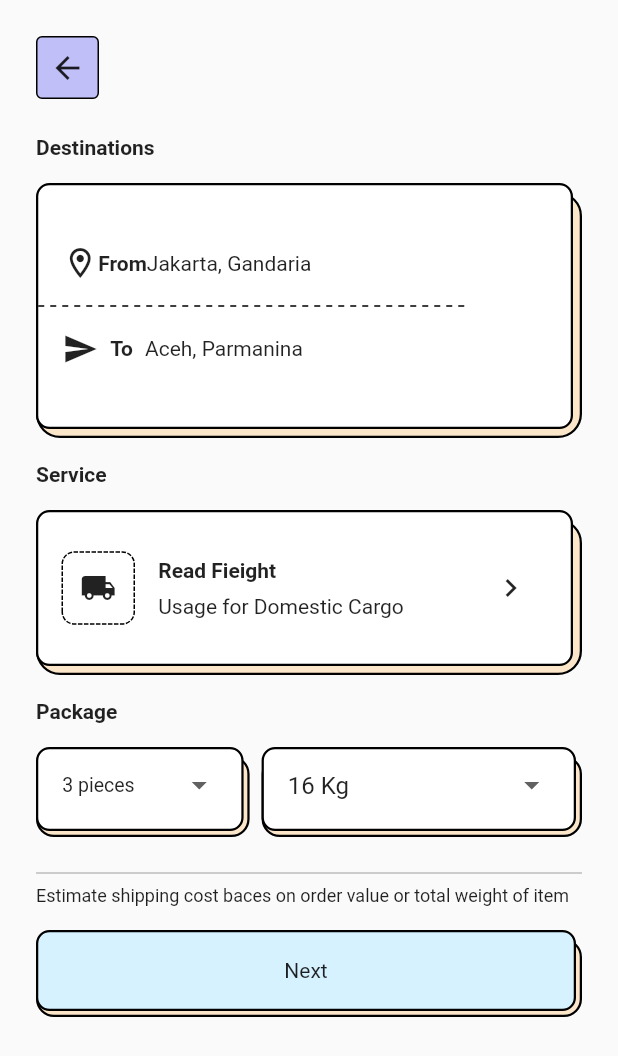
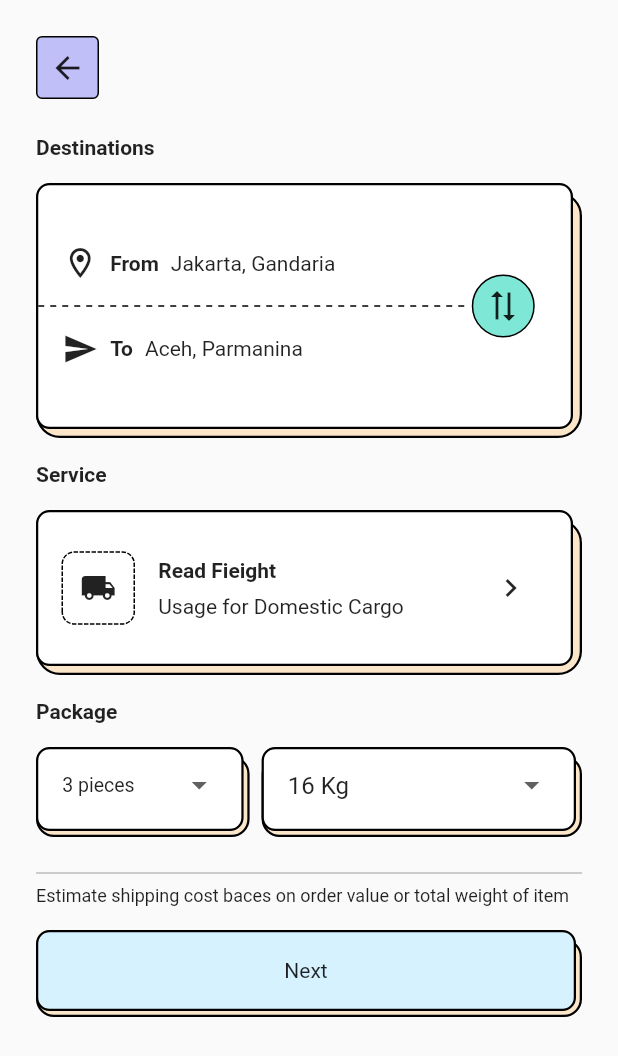
Before and after one commit to JAICHANGPARK/flutter_notebook_20th_story, a Flutter app: the screen it shows after launch, on a phone screen of 412 x 824 dp. Shown: the top 1056 px of the screen. Run offline on Flutter 3.47's test engine with Material 2 defaults, Android fonts, the phone set to English and light mode, and no system bars; drawn by our look-alikes of dotted_border, dotted_line; our stand-ins replace badges, ionicons.

Commit message:
Update delivery_first_step_page.dart

```diff
--- a/lib/ep_1157_delivery_app/src/ui/delivery_first_step_page.dart
+++ b/lib/ep_1157_delivery_app/src/ui/delivery_first_step_page.dart
@@ -65,7 +65,9 @@ class DeliveryFirstStepPage extends StatelessWidget {
                           decoration: BoxDecoration(
                             color: Colors.white,
                             borderRadius: BorderRadius.circular(9),
-                            border: Border.all(width: 1.5),
+                            border: Border.all(
+                              width: 1.5,
+                            ),
                           ),
                           child: Stack(
                             children: [
@@ -84,10 +86,13 @@ class DeliveryFirstStepPage extends StatelessWidget {
                                           Icon(
                                             Icons.location_on_outlined,
                                           ),
-                                          Text(
-                                            "From",
-                                            style: TextStyle(
-                                              fontWeight: FontWeight.bold,
+                                          Padding(
+                                            padding: EdgeInsets.symmetric(horizontal: 8),
+                                            child: Text(
+                                              "From",
+                                              style: TextStyle(
+                                                fontWeight: FontWeight.bold,
+                                              ),
                                             ),
                                           ),
                                           Text("Jakarta, Gandaria"),
@@ -117,7 +122,27 @@ class DeliveryFirstStepPage extends StatelessWidget {
                                     ),
                                   ],
                                 ),
-                              )
+                              ),
+                              Positioned(
+                                right: 24,
+                                top: 0,
+                                bottom: 0,
+                                child: Container(
+                                  height: 42,
+                                  width: 42,
+                                  decoration: BoxDecoration(
+                                    shape: BoxShape.circle,
+                                    border: Border.all(),
+                                    color: Color.fromRGBO(126, 231, 214, 1),
+                                  ),
+                                  child:
+                                  RotatedBox(
+                                    quarterTurns: 3,
+                                    child: Icon(Icons.sync_alt),
+                                  )
+
+                                ),
+                              ),
                             ],
                           ),
                         ),
```
